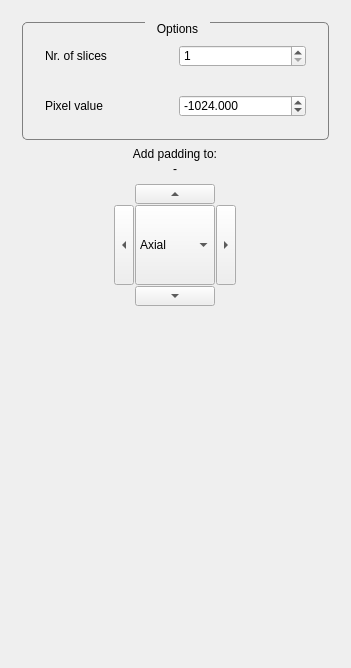
Above: Plugins/ch.zhaw.padding/src/internal/PaddingViewControls.ui from araex/mitk-gem before the change. Below: the same form after it.
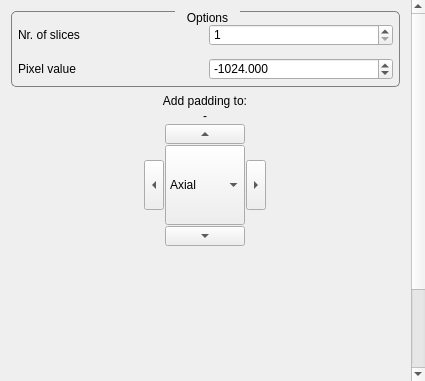
That is the form after the change.

Commit message: added workbench advisor defaults

Diff of the .ui file:
```diff
--- a/Plugins/ch.zhaw.padding/src/internal/PaddingViewControls.ui
+++ b/Plugins/ch.zhaw.padding/src/internal/PaddingViewControls.ui
@@ -6,8 +6,8 @@
    <rect>
     <x>0</x>
     <y>0</y>
-    <width>351</width>
-    <height>668</height>
+    <width>425</width>
+    <height>381</height>
    </rect>
   </property>
   <property name="minimumSize">
@@ -53,6 +53,21 @@
 }</string>
   </property>
   <layout class="QVBoxLayout" name="verticalLayout">
+   <property name="spacing">
+    <number>0</number>
+   </property>
+   <property name="leftMargin">
+    <number>0</number>
+   </property>
+   <property name="topMargin">
+    <number>0</number>
+   </property>
+   <property name="rightMargin">
+    <number>0</number>
+   </property>
+   <property name="bottomMargin">
+    <number>0</number>
+   </property>
    <item>
     <widget class="QScrollArea" name="scrollArea_2">
      <property name="enabled">
@@ -69,8 +84,8 @@
        <rect>
         <x>0</x>
         <y>0</y>
-        <width>327</width>
-        <height>644</height>
+        <width>425</width>
+        <height>495</height>
        </rect>
       </property>
       <layout class="QVBoxLayout" name="verticalLayout_6">
@@ -92,9 +107,36 @@
           <bool>false</bool>
          </property>
          <layout class="QVBoxLayout" name="verticalLayout_8">
+          <property name="spacing">
+           <number>0</number>
+          </property>
+          <property name="leftMargin">
+           <number>0</number>
+          </property>
+          <property name="topMargin">
+           <number>6</number>
+          </property>
+          <property name="rightMargin">
+           <number>0</number>
+          </property>
+          <property name="bottomMargin">
+           <number>0</number>
+          </property>
           <item>
            <widget class="QWidget" name="widget_5" native="true">
             <layout class="QHBoxLayout" name="horizontalLayout_11">
+             <property name="leftMargin">
+              <number>6</number>
+             </property>
+             <property name="topMargin">
+              <number>6</number>
+             </property>
+             <property name="rightMargin">
+              <number>6</number>
+             </property>
+             <property name="bottomMargin">
+              <number>6</number>
+             </property>
              <item>
               <widget class="QLabel" name="label_10">
                <property name="text">
@@ -124,6 +166,18 @@
           <item>
            <widget class="QWidget" name="widget_4" native="true">
             <layout class="QHBoxLayout" name="horizontalLayout_10">
+             <property name="leftMargin">
+              <number>6</number>
+             </property>
+             <property name="topMargin">
+              <number>6</number>
+             </property>
+             <property name="rightMargin">
+              <number>6</number>
+             </property>
+             <property name="bottomMargin">
+              <number>6</number>
+             </property>
              <item>
               <widget class="QLabel" name="label_9">
                <property name="text">
@@ -234,19 +288,6 @@
                </property>
               </widget>
              </item>
-             <item>
-              <spacer name="verticalSpacer">
-               <property name="orientation">
-                <enum>Qt::Vertical</enum>
-               </property>
-               <property name="sizeHint" stdset="0">
-                <size>
-                 <width>20</width>
-                 <height>7</height>
-                </size>
-               </property>
-              </spacer>
-             </item>
              <item>
               <widget class="QWidget" name="widget_11" native="true">
                <property name="sizePolicy">
@@ -384,7 +425,7 @@
                   <property name="minimumSize">
                    <size>
                     <width>0</width>
-                    <height>80</height>
+                    <height>50</height>
                    </size>
                   </property>
                   <property name="maximumSize">
@@ -455,7 +496,7 @@
                   <property name="minimumSize">
                    <size>
                     <width>0</width>
-                    <height>80</height>
+                    <height>50</height>
                    </size>
                   </property>
                   <property name="maximumSize">
```
The commit also changes 2 other files.
